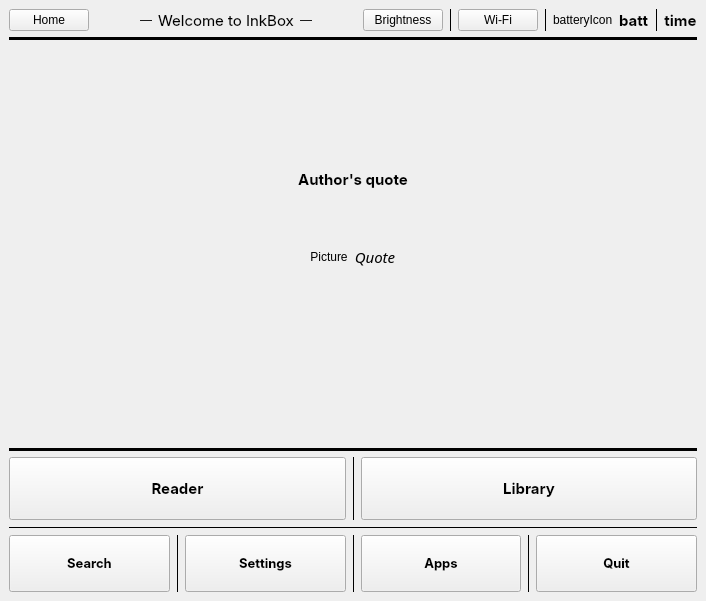
Before: the Qt Designer form src/homeWidget/mainwindow.ui in Quill-OS/quill, drawn with Qt 5.
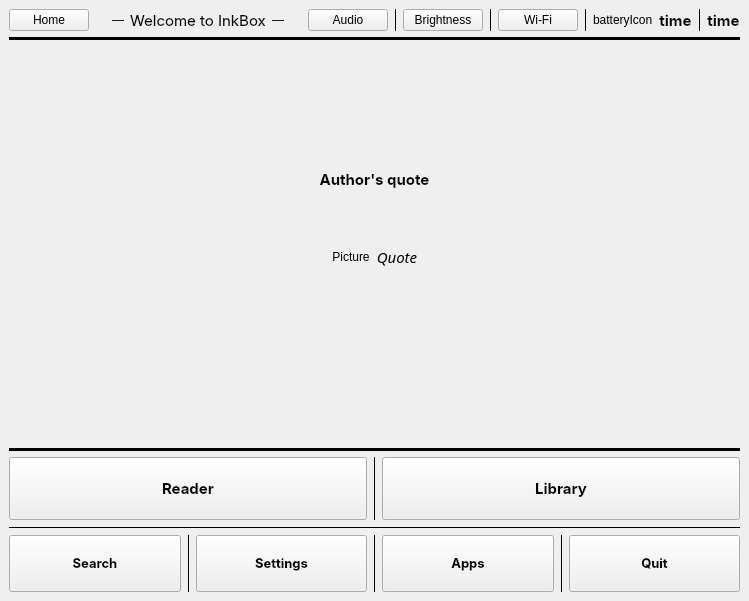
After: the same form once the commit is applied.

Commit message: Audio support W.-I.-P.; compiles; not tested yet

What changed in the file:
```diff
--- a/src/homeWidget/mainwindow.ui
+++ b/src/homeWidget/mainwindow.ui
@@ -6,7 +6,7 @@
    <rect>
     <x>0</x>
     <y>0</y>
-    <width>706</width>
+    <width>749</width>
     <height>601</height>
    </rect>
   </property>
@@ -17,51 +17,77 @@
    <layout class="QVBoxLayout" name="verticalLayout">
     <item>
      <layout class="QGridLayout" name="gridLayout_2">
-      <item row="0" column="1">
-       <spacer name="horizontalSpacer">
-        <property name="orientation">
-         <enum>Qt::Horizontal</enum>
-        </property>
-        <property name="sizeHint" stdset="0">
-         <size>
-          <width>40</width>
-          <height>20</height>
-         </size>
-        </property>
-       </spacer>
-      </item>
-      <item row="0" column="15">
-       <widget class="QLabel" name="batteryLabel">
-        <property name="font">
-         <font>
-          <family>Inter</family>
-          <pointsize>11</pointsize>
-          <italic>false</italic>
-          <bold>true</bold>
-         </font>
-        </property>
-        <property name="text">
-         <string>batt</string>
-        </property>
-       </widget>
-      </item>
-      <item row="0" column="16">
-       <widget class="Line" name="line_8">
-        <property name="frameShadow">
-         <enum>QFrame::Plain</enum>
-        </property>
-        <property name="orientation">
-         <enum>Qt::Vertical</enum>
-        </property>
-       </widget>
-      </item>
       <item row="0" column="14">
+       <widget class="Line" name="line_9">
+        <property name="frameShadow">
+         <enum>QFrame::Plain</enum>
+        </property>
+        <property name="orientation">
+         <enum>Qt::Vertical</enum>
+        </property>
+       </widget>
+      </item>
+      <item row="0" column="4">
+       <widget class="QLabel" name="labelLine_2">
+        <property name="text">
+         <string>―</string>
+        </property>
+       </widget>
+      </item>
+      <item row="0" column="15">
        <widget class="QLabel" name="batteryIcon">
         <property name="text">
          <string>batteryIcon</string>
         </property>
        </widget>
       </item>
+      <item row="0" column="0">
+       <widget class="QPushButton" name="homeBtn">
+        <property name="text">
+         <string>Home</string>
+        </property>
+       </widget>
+      </item>
+      <item row="0" column="1">
+       <spacer name="horizontalSpacer">
+        <property name="orientation">
+         <enum>Qt::Horizontal</enum>
+        </property>
+        <property name="sizeHint" stdset="0">
+         <size>
+          <width>40</width>
+          <height>20</height>
+         </size>
+        </property>
+       </spacer>
+      </item>
+      <item row="0" column="9">
+       <widget class="QPushButton" name="brightnessBtn">
+        <property name="text">
+         <string>Brightness</string>
+        </property>
+       </widget>
+      </item>
+      <item row="0" column="11">
+       <widget class="Line" name="line_7">
+        <property name="frameShadow">
+         <enum>QFrame::Plain</enum>
+        </property>
+        <property name="orientation">
+         <enum>Qt::Vertical</enum>
+        </property>
+       </widget>
+      </item>
+      <item row="0" column="7">
+       <widget class="Line" name="audioLine">
+        <property name="frameShadow">
+         <enum>QFrame::Plain</enum>
+        </property>
+        <property name="orientation">
+         <enum>Qt::Vertical</enum>
+        </property>
+       </widget>
+      </item>
       <item row="0" column="5">
        <spacer name="horizontalSpacer_2">
         <property name="orientation">
@@ -75,14 +101,60 @@
         </property>
        </spacer>
       </item>
-      <item row="0" column="4">
-       <widget class="QLabel" name="label_2">
+      <item row="0" column="18">
+       <widget class="QLabel" name="timeLabel">
+        <property name="font">
+         <font>
+          <family>Inter</family>
+          <pointsize>11</pointsize>
+          <italic>false</italic>
+          <bold>true</bold>
+         </font>
+        </property>
+        <property name="text">
+         <string>time</string>
+        </property>
+        <property name="alignment">
+         <set>Qt::AlignCenter</set>
+        </property>
+       </widget>
+      </item>
+      <item row="0" column="17">
+       <widget class="Line" name="line_8">
+        <property name="frameShadow">
+         <enum>QFrame::Plain</enum>
+        </property>
+        <property name="orientation">
+         <enum>Qt::Vertical</enum>
+        </property>
+       </widget>
+      </item>
+      <item row="0" column="2">
+       <widget class="QLabel" name="labelLine_1">
         <property name="text">
          <string>―</string>
         </property>
        </widget>
       </item>
-      <item row="0" column="12">
+      <item row="0" column="16">
+       <widget class="QLabel" name="batteryLabel">
+        <property name="font">
+         <font>
+          <family>Inter</family>
+          <pointsize>11</pointsize>
+          <italic>false</italic>
+          <bold>true</bold>
+         </font>
+        </property>
+        <property name="text">
+         <string>time</string>
+        </property>
+        <property name="alignment">
+         <set>Qt::AlignCenter</set>
+        </property>
+       </widget>
+      </item>
+      <item row="0" column="13">
        <widget class="QPushButton" name="wifiBtn">
         <property name="text">
          <string>Wi-Fi</string>
@@ -107,62 +179,10 @@
         </property>
        </widget>
       </item>
-      <item row="0" column="2">
-       <widget class="QLabel" name="label">
+      <item row="0" column="6">
+       <widget class="QPushButton" name="audioBtn">
         <property name="text">
-         <string>―</string>
-        </property>
-       </widget>
-      </item>
-      <item row="0" column="0">
-       <widget class="QPushButton" name="homeBtn">
-        <property name="text">
-         <string>Home</string>
-        </property>
-       </widget>
-      </item>
-      <item row="0" column="17">
-       <widget class="QLabel" name="timeLabel">
-        <property name="font">
-         <font>
-          <family>Inter</family>
-          <pointsize>11</pointsize>
-          <italic>false</italic>
-          <bold>true</bold>
-         </font>
-        </property>
-        <property name="text">
-         <string>time</string>
-        </property>
-        <property name="alignment">
-         <set>Qt::AlignCenter</set>
-        </property>
-       </widget>
-      </item>
-      <item row="0" column="8">
-       <widget class="QPushButton" name="brightnessBtn">
-        <property name="text">
-         <string>Brightness</string>
-        </property>
-       </widget>
-      </item>
-      <item row="0" column="10">
-       <widget class="Line" name="line_7">
-        <property name="frameShadow">
-         <enum>QFrame::Plain</enum>
-        </property>
-        <property name="orientation">
-         <enum>Qt::Vertical</enum>
-        </property>
-       </widget>
-      </item>
-      <item row="0" column="13">
-       <widget class="Line" name="line_9">
-        <property name="frameShadow">
-         <enum>QFrame::Plain</enum>
-        </property>
-        <property name="orientation">
-         <enum>Qt::Vertical</enum>
+         <string>Audio</string>
         </property>
        </widget>
       </item>
```
The commit also changes 30 other files.
